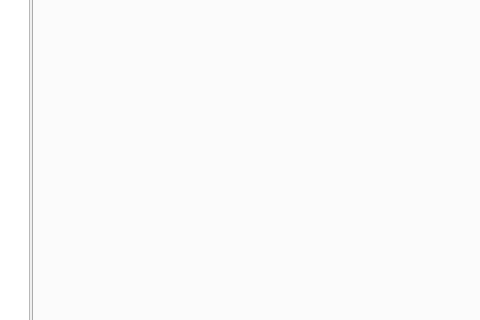
Qt form src/eda_qt/mainwindow.ui (youks3/youks3) before a commit; both pictures show x 179 to 659 and y 119 to 439 of the 1056 by 672 pixel window.
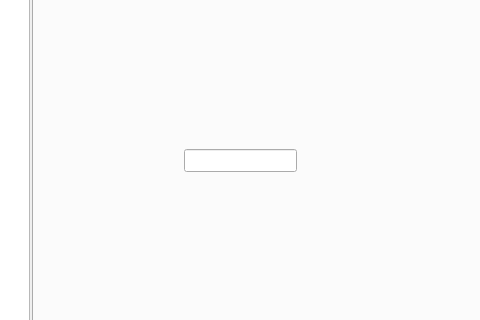
The same form after that commit.

Commit message: git fetch origin tg:temp!

Diff of the .ui file:
```diff
--- a/src/eda_qt/mainwindow.ui
+++ b/src/eda_qt/mainwindow.ui
@@ -204,6 +204,16 @@
            <attribute name="title">
             <string/>
            </attribute>
+           <widget class="QLineEdit" name="lineEdit">
+            <property name="geometry">
+             <rect>
+              <x>150</x>
+              <y>190</y>
+              <width>113</width>
+              <height>23</height>
+             </rect>
+            </property>
+           </widget>
           </widget>
          </widget>
         </item>
```
Left out of the diff: 12 changed lines with no effect on the pictures. The commit also changes 2 other files.
